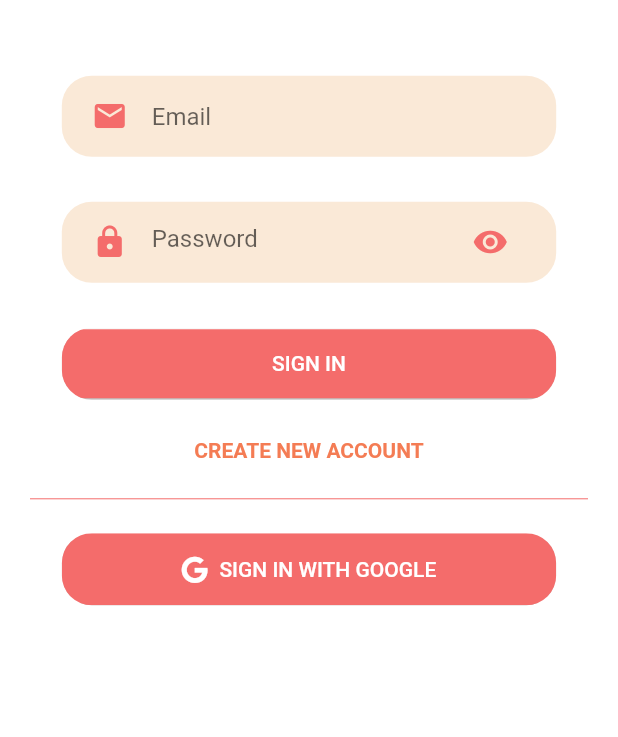
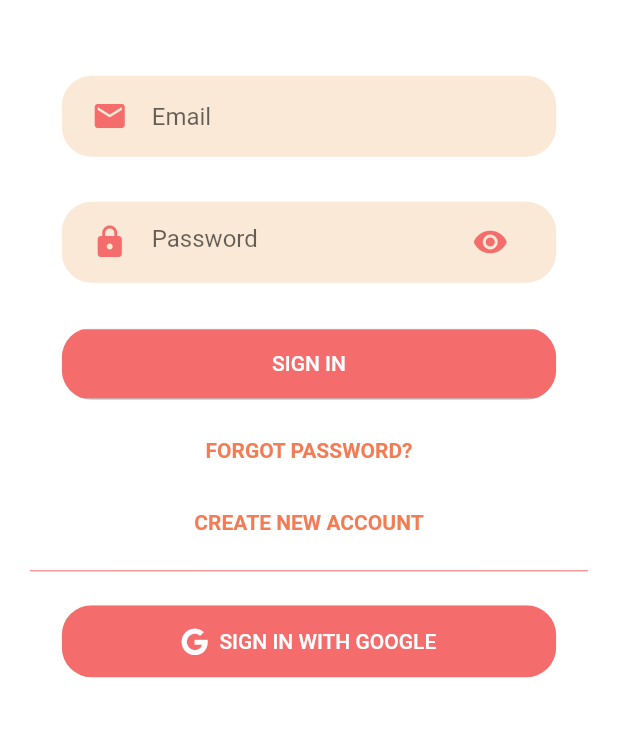
Before and after one commit to ishajain15/UniLyfe, a Flutter app: the SignUpView screen opened by its route, after a tap on "SIGN UP", after a tap on "HAVE AN ACCOUNT? SIGN IN", on a phone screen of 412 x 824 dp, the part 414-1151 px from its top. Run offline on Flutter 3.47's test engine with Material 2 defaults, Android fonts, the phone set to English and light mode, and no system bars; drawn by our look-alikes of auto_size_text; our stand-ins replace cloud_firestore, community_material_icon, firebase_auth, firebase_core, flutter_rating_bar, font_awesome_flutter and 4 more; missing offline and left inert: dart:html, polls; accounts and stored records are empty; generated files the repository leaves out were written again.

Commit message:
Added reset password feature

```diff
--- a/unilyfe_app/lib/provider/auth_provider.dart
+++ b/unilyfe_app/lib/provider/auth_provider.dart
@@ -52,7 +52,10 @@ class AuthProvider {
     return _firebaseAuth.signOut();
   }
 
-
+  // Reset Password
+  Future sendPasswordResetEmail(String email) async {
+    return _firebaseAuth.sendPasswordResetEmail(email: email);
+  }
 
   // Send Email Verification
   Future sendEmailVerification() async {
--- a/unilyfe_app/lib/views/sign_up_view.dart
+++ b/unilyfe_app/lib/views/sign_up_view.dart
@@ -8,7 +8,7 @@ import 'package:unilyfe_app/widgets/provider_widget.dart';
 
 final primaryColor = const Color(0xFFFFFFFF);
 
-enum AuthFormType { signIn, signUp,  }
+enum AuthFormType { signIn, signUp, reset }
 
 class SignUpView extends StatefulWidget {
   SignUpView({Key key, @required this.authFormType}) : super(key: key);
@@ -58,7 +58,14 @@ class _SignUpViewState extends State<SignUpView> {
           var uid = await auth.signInWithEmailAndPassword(_email, _password);
           print('Signed in with ID $uid');
           await Navigator.of(context).pushReplacementNamed('/home');
-        }  else {
+        } else if (authFormType == AuthFormType.reset) {
+          await auth.sendPasswordResetEmail(_email);
+          print('Password reset email sent');
+          _error = 'A password reset link has been sent to $_email';
+          setState(() {
+            authFormType = AuthFormType.signIn;
+          });
+        } else {
           var uid = await auth.createUserWithEmailAndPassword(
               _email, _password, _name);
           await auth.sendEmailVerification();
@@ -164,7 +171,24 @@ class _SignUpViewState extends State<SignUpView> {
   List<Widget> buildInputs() {
     var textFields = <Widget>[];
 
-
+    if (authFormType == AuthFormType.reset) {
+      textFields.add(TextFieldContainer(
+          child: TextFormField(
+        validator: EmailValidator.validate,
+        decoration: buildSignUpInputDecoration(
+            'Email',
+            Icon(
+              Icons.email,
+              color: Color(0xFFF46C6B),
+            ),
+            false),
+        onSaved: (value) => _email = value,
+      )));
+      textFields.add(SizedBox(
+        height: 10,
+      ));
+      return textFields;
+    }
 
     // if were in the sign up state and add name
     if (authFormType == AuthFormType.signUp) {
@@ -249,13 +273,20 @@ class _SignUpViewState extends State<SignUpView> {
 
   List<Widget> buildButtons() {
     String _switchButtonText, _newFormState, _submitButtonText;
+    var _showForgotPassword = false;
     var _showGoogle = true;
 
     if (authFormType == AuthFormType.signIn) {
       _switchButtonText = 'CREATE NEW ACCOUNT';
       _newFormState = 'signUp';
       _submitButtonText = 'SIGN IN';
-    }  else {
+      _showForgotPassword = true;
+    } else if (authFormType == AuthFormType.reset) {
+      _switchButtonText = 'RETURN TO SIGN IN';
+      _newFormState = 'signIn';
+      _submitButtonText = 'SUBMIT';
+      _showGoogle = false;
+    } else {
       _switchButtonText = 'HAVE AN ACCOUNT? SIGN IN';
       _newFormState = 'signIn';
       _submitButtonText = 'SIGN UP';
@@ -268,6 +299,7 @@ class _SignUpViewState extends State<SignUpView> {
           press: submit,
         ),
       ),
+      showForgotPassword(_showForgotPassword),
       TextButton(
         onPressed: () {
           switchFormState(_newFormState);
@@ -282,7 +314,23 @@ class _SignUpViewState extends State<SignUpView> {
     ];
   }
 
-
+  Widget showForgotPassword(bool visible) {
+    return Visibility(
+      visible: visible,
+      child: TextButton(
+        onPressed: () {
+          setState(() {
+            authFormType = AuthFormType.reset;
+          });
+        },
+        child: Text(
+          'FORGOT PASSWORD?',
+          style:
+              TextStyle(color: Color(0xFFF47C54), fontWeight: FontWeight.bold),
+        ),
+      ),
+    );
+  }
 
   Widget buildGoogleButton(bool visible) {
     final _auth = Provider.of(context).auth;
```
